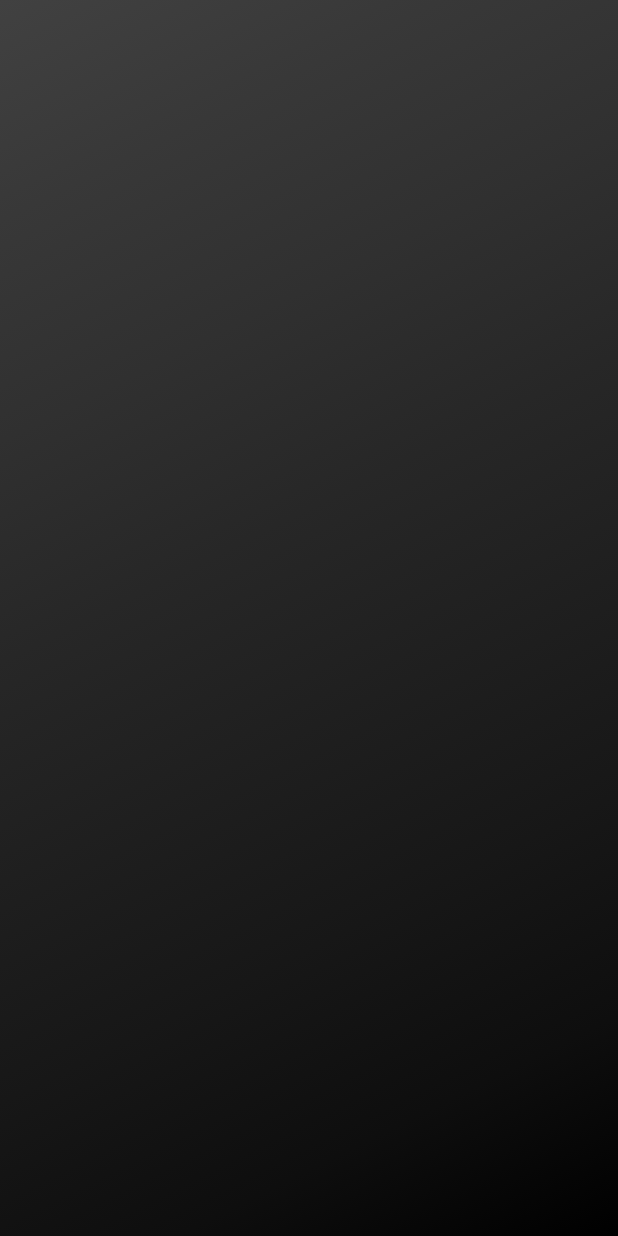
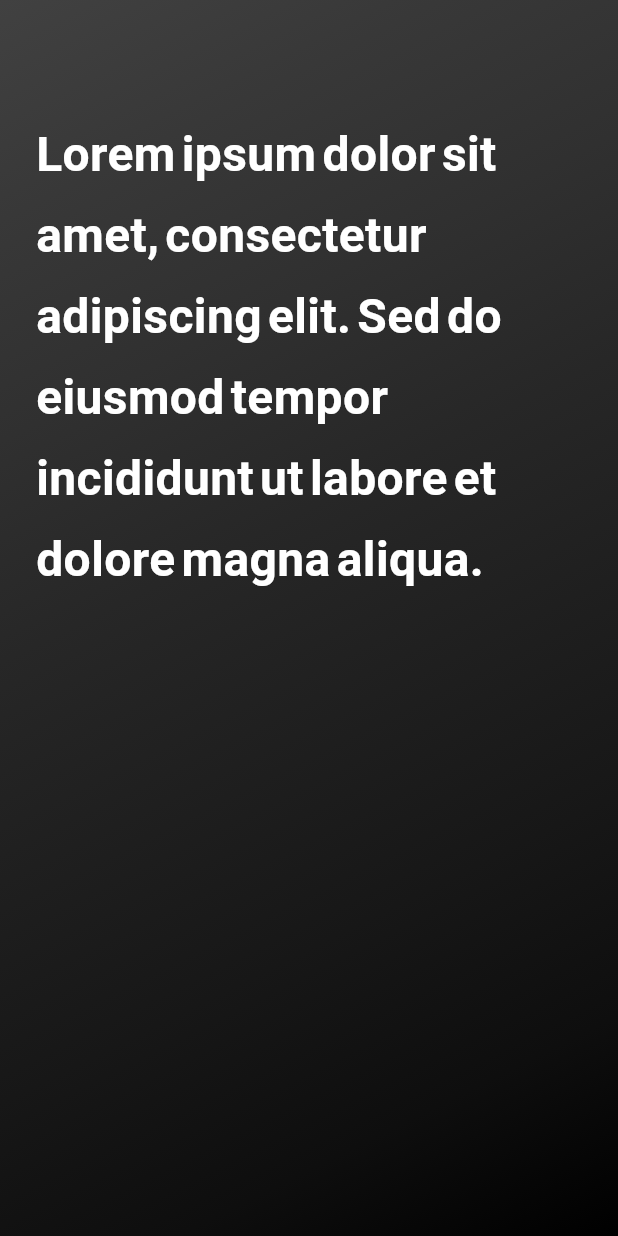
Before and after one commit to Dustindyn/to_do_app_landing_page, a Flutter app: the screen it shows after launch, on a phone screen of 412 x 824 dp. Run offline on Flutter 3.47's test engine with Material 3 defaults, Android fonts, the phone set to English and light mode, and no system bars.

Commit message:
add animated lorem ipsum headline

```diff
--- a/lib/landing_page.dart
+++ b/lib/landing_page.dart
@@ -7,7 +7,66 @@ class LandingPage extends StatefulWidget {
   State<LandingPage> createState() => _LandingPageState();
 }
 
-class _LandingPageState extends State<LandingPage> {
+class _LandingPageState extends State<LandingPage>
+    with TickerProviderStateMixin {
+  late List<AnimationController> _controllers;
+  late List<Animation<double>> _animations;
+  final List<String> _headerWords = [
+    "Lorem",
+    "ipsum",
+    "dolor",
+    "sit",
+    "amet,",
+    "consectetur",
+    "adipiscing",
+    "elit.",
+    "Sed",
+    "do",
+    "eiusmod",
+    "tempor",
+    "incididunt",
+    "ut",
+    "labore",
+    "et",
+    "dolore",
+    "magna",
+    "aliqua."
+  ];
+
+  @override
+  void initState() {
+    super.initState();
+    _controllers = List.generate(
+      _headerWords.length,
+      (index) => AnimationController(
+        duration: const Duration(milliseconds: 800),
+        vsync: this,
+      )..addListener(() => setState(() {})),
+    );
+    _animations = _controllers
+        .map((controller) => Tween<double>(begin: 0, end: 1).animate(
+              CurvedAnimation(parent: controller, curve: Curves.easeInOut),
+            ))
+        .toList();
+
+    _animateWords();
+  }
+
+  void _animateWords() async {
+    for (var controller in _controllers) {
+      await Future.delayed(const Duration(milliseconds: 100));
+      controller.forward();
+    }
+  }
+
+  @override
+  void dispose() {
+    for (var controller in _controllers) {
+      controller.dispose();
+    }
+    super.dispose();
+  }
+
   @override
   Widget build(BuildContext context) {
     return Container(
@@ -33,7 +92,30 @@ class _LandingPageState extends State<LandingPage> {
           padding: const EdgeInsets.symmetric(horizontal: 24.0),
           child: Scaffold(
             backgroundColor: Colors.transparent,
-            body: Container(),
+            body: Column(
+              crossAxisAlignment: CrossAxisAlignment.start,
+              children: [
+                const SizedBox(height: 80),
+                Wrap(
+                  spacing: 4,
+                  runSpacing: 8,
+                  children: List.generate(_headerWords.length, (index) {
+                    return FadeTransition(
+                      opacity: _animations[index],
+                      child: Text(
+                        _headerWords[index],
+                        style: const TextStyle(
+                          fontSize: 32,
+                          fontWeight: FontWeight.bold,
+                          color: Colors.white,
+                        ),
+                      ),
+                    );
+                  }),
+                ),
+                // Hier können Sie den Rest Ihres Contents hinzufügen
+              ],
+            ),
           ),
         ),
       ),
--- a/lib/main.dart
+++ b/lib/main.dart
@@ -10,6 +10,6 @@ class MainApp extends StatelessWidget {
 
   @override
   Widget build(BuildContext context) {
-    return LandingPage();
+    return const LandingPage();
   }
 }
```
